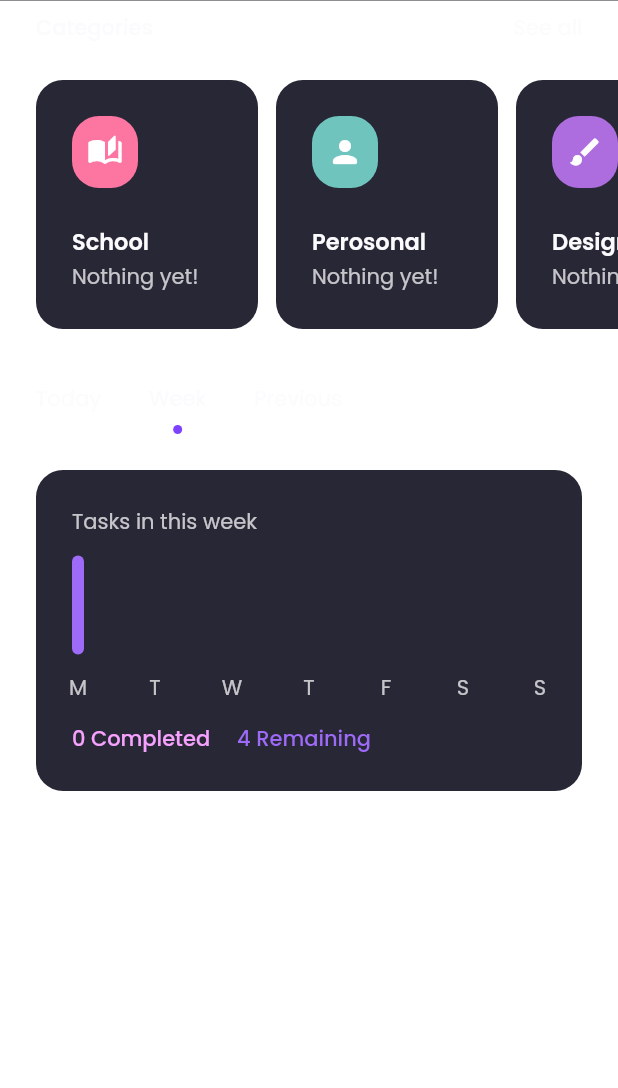
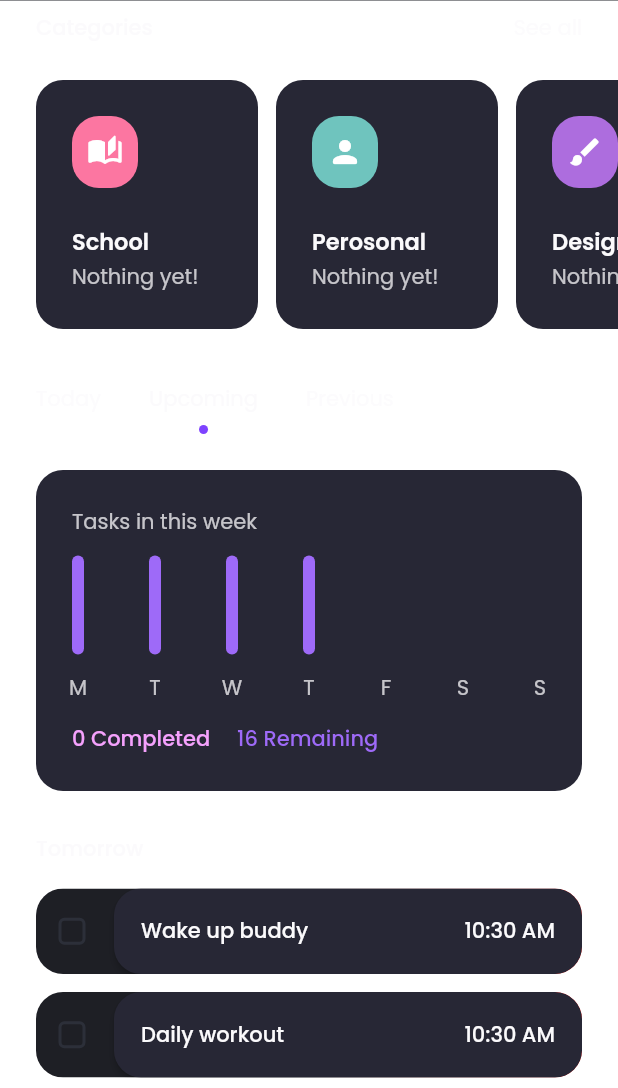
Before and after one commit to federicodesia/task_manager, a Flutter app: the HomeScreen screen opened directly, tab 2 chosen, on a phone screen of 412 x 824 dp, the part 148-1236 px from its top. Run offline on Flutter 3.47's test engine with Material 2 defaults, Android fonts, the phone set to English and light mode, and no system bars; drawn by our look-alikes of expandable_page_view, fl_chart; our stand-ins replace bloc, flutter_bloc, flutter_svg, percent_indicator, tab_indicator_styler; statements that could not run were skipped.

Commit message:
Upcoming tasks

```diff
--- a/lib/components/lists/animated_task_list.dart
+++ b/lib/components/lists/animated_task_list.dart
@@ -105,8 +105,7 @@ class BuildItemList extends StatelessWidget{
     Task _task = BlocProvider.of<TaskBloc>(context).taskRepository.taskList.firstWhere((t) => t.title == task.title);
     bool ignoring = _task.completed != task.completed;
 
-    return BuildAnimation(
-      IgnorePointer(
+    final widget = IgnorePointer(
       ignoring: ignoring,
       child: Padding(
         padding: EdgeInsets.only(bottom: cListItemSpace),
@@ -127,6 +126,7 @@ class BuildItemList extends StatelessWidget{
             onChanged: (value) {
               BlocProvider.of<TaskBloc>(context).add(TaskCompleted(task: task, value: value));
             },
+            onChangedDelay: animation == null,
           ),
           onDismissed: (_) {
             Task tempTask = task;
@@ -143,8 +143,14 @@ class BuildItemList extends StatelessWidget{
           },
         ),
       ),
-      ),
+    );
+
+    if(animation != null){
+      return BuildAnimation(
+        widget,
         animation
       );
     }
+    return widget;
   }
+}
--- a/lib/components/lists/task_list_item.dart
+++ b/lib/components/lists/task_list_item.dart
@@ -8,11 +8,13 @@ class TaskListItem extends StatefulWidget{
   final Task task;
   final Function() onPressed;
   final Function(bool value) onChanged;
+  final bool onChangedDelay;
 
   TaskListItem({
     this.task,
     this.onPressed,
-    this.onChanged
+    this.onChanged,
+    this.onChangedDelay = false
   });
 
   @override
@@ -20,6 +22,15 @@ class TaskListItem extends StatefulWidget{
 }
 
 class _TaskListItemState extends State<TaskListItem>{
+
+  bool _completed;
+  bool _ignoring = false;
+
+  @override
+  void initState() {
+    _completed = widget.task.completed;
+    super.initState();
+  }
 
   @override
   Widget build(BuildContext context) {
@@ -34,12 +45,26 @@ class _TaskListItemState extends State<TaskListItem>{
             ),
             unselectedWidgetColor: cCheckBoxUnselectedColor,
           ),
-          child: Checkbox(
-            value: widget.task.completed,
-            activeColor: cPrimaryColor,
-            onChanged: (value){
-              widget.onChanged(value);
-            }
+          child: IgnorePointer(
+            ignoring: _ignoring,
+            child: Checkbox(
+              value: _completed,
+              activeColor: cPrimaryColor,
+              onChanged: (value){
+
+                setState((){
+                  _completed = value;
+                  if(widget.onChangedDelay){
+                    _ignoring = true;
+                    Future.delayed(Duration(milliseconds: 300), (){
+                      widget.onChanged(value);
+                      _ignoring = false;
+                    });
+                  }
+                  else widget.onChanged(value);
+                });
+              }
+            ),
           ),
         ),
 
--- a/lib/models/tab.dart
+++ b/lib/models/tab.dart
@@ -1,7 +1,7 @@
 import 'package:flutter/material.dart';
 import 'package:task_manager/bottom_sheets/task_bottom_sheet.dart';
 import 'package:task_manager/screens/home/tabs/today_tab.dart';
-import 'package:task_manager/screens/home/tabs/week_tab.dart';
+import 'package:task_manager/screens/home/tabs/upcoming_tab.dart';
 
 class MyTab{
   final String name;
@@ -32,8 +32,8 @@ List<MyTab> tabList = <MyTab>[
   ),
 
   MyTab(
-    name: "Week",
-    content: WeekTab(),
+    name: "Upcoming",
+    content: UpcomingTab(),
     createTitle: "",
     editTitle: "",
     bottomSheet: Container()
--- /dev/null
+++ b/lib/models/tasks_group_date.dart
@@ -0,0 +1,11 @@
+import 'package:task_manager/models/task.dart';
+
+class TaskGroupDate{
+  final DateTime dateTime;
+  final List<Task> tasks;
+
+  TaskGroupDate({
+    this.dateTime,
+    this.tasks
+  });
+}
--- a/lib/repositories/task_repository.dart
+++ b/lib/repositories/task_repository.dart
@@ -16,6 +16,21 @@ class TaskRepository{
     taskList.add(Task("Daily workout", "", DateTime.now()));
     taskList.add(Task("Shrink project kick off", "Skype call, kick off with Elena and Andrew from Shrink", DateTime.now()));
     taskList.add(Task("Hangouts Sushi", "Lauch with Julia, fight this quarantine with humor", DateTime.now()));
+
+    taskList.add(Task("Wake up buddyy", "", DateTime.now().add(Duration(days: 1, hours: 1))));
+    taskList.add(Task("Daily workout", "", DateTime.now().add(Duration(days: 1, hours: 1))));
+    taskList.add(Task("Shrink project kick off", "Skype call, kick off with Elena and Andrew from Shrink", DateTime.now().add(Duration(days: 1, hours: 1))));
+    taskList.add(Task("Hangouts Sushi", "Lauch with Julia, fight this quarantine with humor", DateTime.now().add(Duration(days: 1, hours: 1))));
+
+    taskList.add(Task("Wake up buddy", "", DateTime.now().add(Duration(days: 2, hours: 1))));
+    taskList.add(Task("Daily workout", "", DateTime.now().add(Duration(days: 2, hours: 1))));
+    taskList.add(Task("Shrink project kick off", "Skype call, kick off with Elena and Andrew from Shrink", DateTime.now().add(Duration(days: 2, hours: 1))));
+    taskList.add(Task("Hangouts Sushi", "Lauch with Julia, fight this quarantine with humor", DateTime.now().add(Duration(days: 2, hours: 1))));
+
+    taskList.add(Task("Wake up buddy", "", DateTime.now().add(Duration(days: 3, hours: 1))));
+    taskList.add(Task("Daily workout", "", DateTime.now().add(Duration(days: 3, hours: 1))));
+    taskList.add(Task("Shrink project kick off", "Skype call, kick off with Elena and Andrew from Shrink", DateTime.now().add(Duration(days: 3, hours: 1))));
+    taskList.add(Task("Hangouts Sushi", "Lauch with Julia, fight this quarantine with humor", DateTime.now().add(Duration(days: 3, hours: 1))));
 
     taskList.sort((a,b) => a.dateTime.compareTo(b.dateTime));
     return taskList;
--- a/lib/screens/home/tabs/week_tab.dart
+++ b/lib/screens/home/tabs/upcoming_tab.dart
@@ -1,20 +1,24 @@
 import 'package:fl_chart/fl_chart.dart';
 import 'package:flutter/material.dart';
 import 'package:flutter_bloc/flutter_bloc.dart';
+import 'package:intl/intl.dart';
 import 'package:task_manager/blocs/task/task_bloc.dart';
 import 'package:task_manager/components/aligned_animated_switcher.dart';
 import 'package:task_manager/components/charts/week_bar_chart_group_data.dart';
+import 'package:task_manager/components/lists/animated_task_list.dart';
+import 'package:task_manager/components/lists/list_header.dart';
 import 'package:task_manager/components/responsive/centered_list_widget.dart';
 import 'package:task_manager/constants.dart';
 import 'package:task_manager/models/task.dart';
+import 'package:task_manager/models/tasks_group_date.dart';
 
-class WeekTab extends StatefulWidget{
+class UpcomingTab extends StatefulWidget{
 
   @override
-  _WeekTabState createState() => _WeekTabState();
+  _UpcomingTabState createState() => _UpcomingTabState();
 }
 
-class _WeekTabState extends State<WeekTab>{
+class _UpcomingTabState extends State<UpcomingTab>{
 
   Widget child;
   List<String> weekDays = ["M", "T", "W", "T", "F", "S", "S"];
@@ -32,13 +36,51 @@ class _WeekTabState extends State<WeekTab>{
 
         if(state is TaskLoadSuccess){
 
-          List<Task> weekTasksList = state.tasks.where((task){
+          List<Task> tasksList = state.tasks;
+
+          List<Task> weekTasksList = tasksList.where((task){
             final weekday = DateTime.now().weekday - 1;
             final difference = task.dateTime.difference(DateTime.now()).inDays;
             return difference >= weekday * -1 && difference < 7 - weekday;
           }).toList();
 
           int completedWeekTasks = weekTasksList.where((task) => task.completed).length;
+
+          List<TaskGroupDate> taskGroups = [];
+
+          if(tasksList.length > 0){
+            taskGroups.add(
+              TaskGroupDate(
+                dateTime: tasksList.first.dateTime,
+                tasks: []
+              )
+            );
+
+            for(int i = 0; i < tasksList.length; i++){
+              final group = taskGroups.last;
+              final groupDate = group.dateTime;
+
+              final task = tasksList[i];
+              final taskDate = task.dateTime;
+
+              if(taskDate.day == groupDate.day
+                && taskDate.month == groupDate.month
+                && taskDate.year == groupDate.year){
+                group.tasks.add(task);
+              }
+              else if(taskGroups.length - 1 == 3) break;
+              else{
+                taskGroups.add(
+                  TaskGroupDate(
+                    dateTime: taskDate,
+                    tasks: [
+                      task
+                    ]
+                  )
+                );
+              }
+            }
+          }
 
           child = Column(
             crossAxisAlignment: CrossAxisAlignment.stretch,
@@ -88,7 +130,7 @@ class _WeekTabState extends State<WeekTab>{
                             );
                           })
                         ),
-                        swapAnimationDuration: Duration(milliseconds: 150),
+                        swapAnimationDuration: cAnimationDuration,
                         swapAnimationCurve: Curves.linear,
                       ),
                     ),
@@ -116,6 +158,31 @@ class _WeekTabState extends State<WeekTab>{
                     )
                   ],
                 ),
+              ),
+
+              SizedBox(height: 12.0),
+              Column(
+                children: List.generate(taskGroups.length - 1, (groupIndex){
+                  return Column(
+                    crossAxisAlignment: CrossAxisAlignment.start,
+                    children: [
+                      ListHeader(groupIndex == 0 ? "Tomorrow" : DateFormat('EEEE dd').format(taskGroups[groupIndex + 1].dateTime)),
+                      ListView.builder(
+                        shrinkWrap: true,
+                        physics: NeverScrollableScrollPhysics(),
+                        itemCount: taskGroups[groupIndex].tasks.length,
+                        itemBuilder: (context, taskIndex){
+                          return BuildItemList(
+                            task: taskGroups[groupIndex].tasks[taskIndex],
+                            animation: null,
+                            context: context,
+                            onUndoDismissed: (task) {},
+                          );
+                        }
+                      )
+                    ],
+                  );
+                }),
               )
             ],
           );
```
Lines whose indentation alone changed are shown as unchanged.
